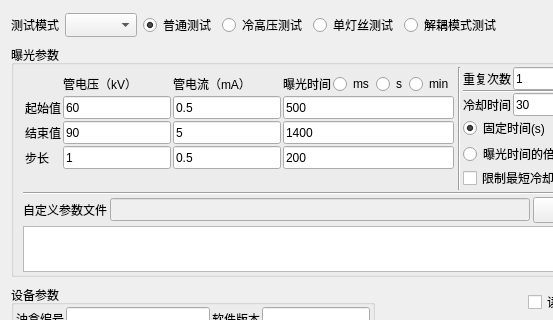
Old version of the form test_param_settings.ui in the repository curious-heart/X-exposer-tool; both pictures show x 0 to 553 and y 0 to 320 of the 636 by 567 pixel window.
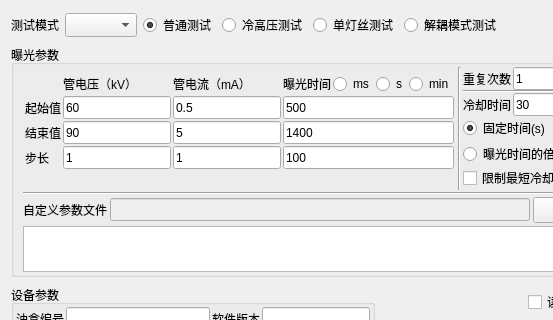
New version of the form.

What changed in the file:
```diff
--- a/test_param_settings.ui
+++ b/test_param_settings.ui
@@ -195,7 +195,7 @@
                </size>
               </property>
               <property name="text">
-               <string>0.5</string>
+               <string>1</string>
               </property>
              </widget>
             </item>
@@ -227,7 +227,7 @@
                  </size>
                 </property>
                 <property name="text">
-                 <string>200</string>
+                 <string>100</string>
                 </property>
                </widget>
               </item>
```
